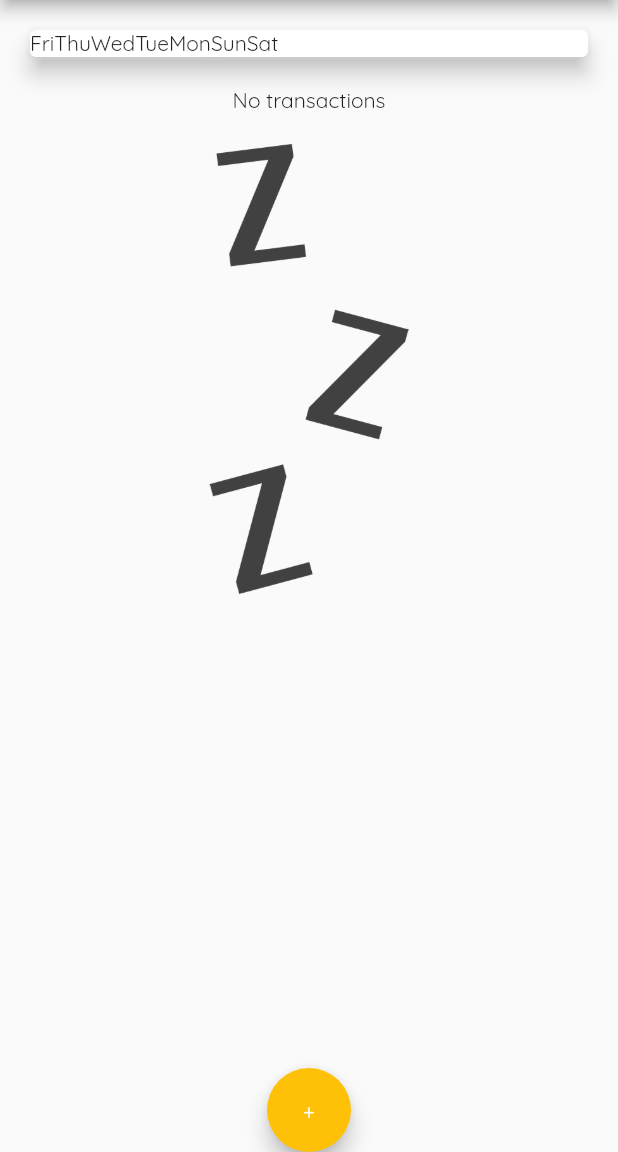
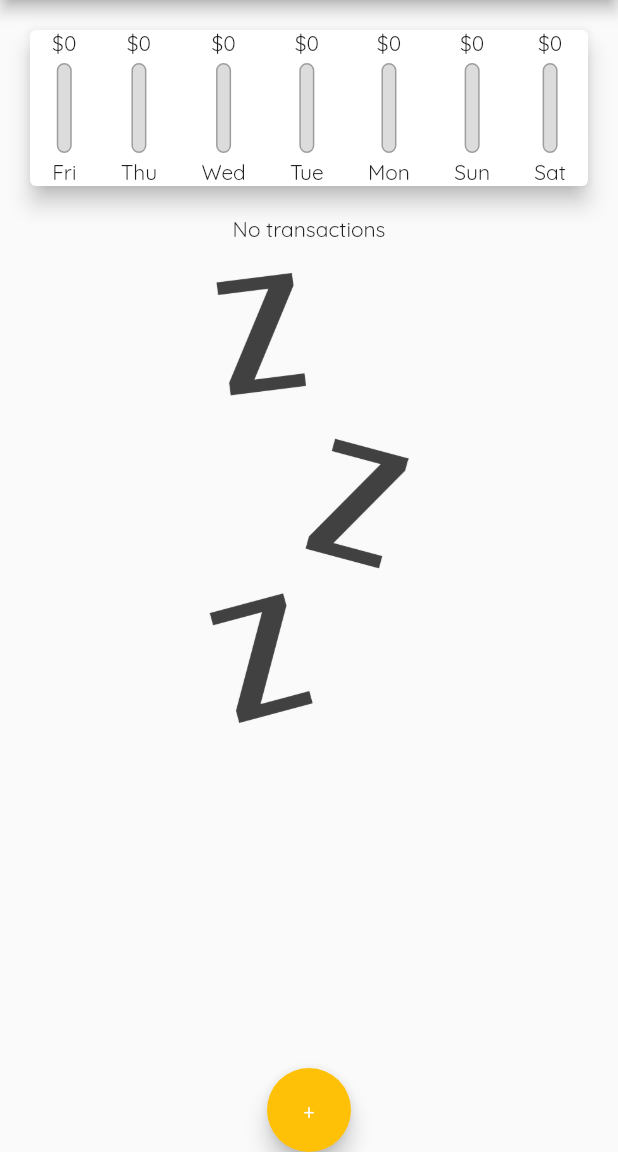
Before and after one commit to Nguonchhay/FlutterPractice, a Flutter app: the screen it shows after launch, on a phone screen of 412 x 824 dp, the part 84-1236 px from its top. Run offline on Flutter 3.47's test engine with Material 2 defaults, Android fonts, the phone set to English and light mode, and no system bars.

```diff
--- a/expense_planner/lib/widgets/chart.dart
+++ b/expense_planner/lib/widgets/chart.dart
@@ -2,6 +2,7 @@ import 'package:flutter/material.dart';
 import 'package:intl/intl.dart';
 
 import '../../models/transaction.dart';
+import 'chart_bar.dart';
 
 
 class Chart extends StatelessWidget {
@@ -32,14 +33,25 @@ class Chart extends StatelessWidget {
     });
   }
 
+  double get maxSpending {
+    return groupedTransactionValues.fold( 0.0, (sum, item) {
+        return sum + (item['amount'] as double);
+    });
+  }
+
   @override
   Widget build(BuildContext context) {
     return Card(
       elevation: 6,
       margin: EdgeInsets.all(20),
       child: Row(
+        mainAxisAlignment: MainAxisAlignment.spaceAround,
         children: groupedTransactionValues.map((data) {
-          return Text(data['day'].toString());
+          return BarChart(
+            data['day'].toString(),
+            data['amount'] as double,
+            maxSpending == 0.0 ? 0.0 : (data['amount'] as double) / maxSpending
+          );
         }).toList()
       ),
     );
--- /dev/null
+++ b/expense_planner/lib/widgets/chart_bar.dart
@@ -0,0 +1,46 @@
+import 'package:flutter/material.dart';
+
+class BarChart extends StatelessWidget {
+  final String label;
+  final double amount;
+  final double percentage;
+
+  BarChart(this.label, this.amount, this.percentage, {super.key});
+
+  @override
+  Widget build(BuildContext context) {
+    return Column(
+      children: <Widget>[
+        Text('\$${amount.toStringAsFixed(0)}'),
+        SizedBox(height: 4,),
+        Container(
+          height: 60,
+          width: 10,
+          child: Stack(children: <Widget>[
+            Container(
+              decoration: BoxDecoration(
+                border: Border.all(
+                  color: Colors.grey,
+                  width: 1.0
+                ),
+                color: Color.fromRGBO(220, 220, 220, 1),
+                borderRadius: BorderRadius.circular(10),
+              ),
+            ),
+            FractionallySizedBox(
+              heightFactor: percentage,
+              child: Container(
+                decoration: BoxDecoration(
+                  color: Theme.of(context).primaryColor,
+                  borderRadius: BorderRadius.circular(10),
+                ),
+              ),
+            ),
+          ],),
+        ),
+        SizedBox(height: 4,),
+        Text(label),
+      ],
+    );
+  }
+}
```
Also changed, not shown: expense_planner/lib/widgets/transactions/transaction_list.dart (+45 -1 lines).
